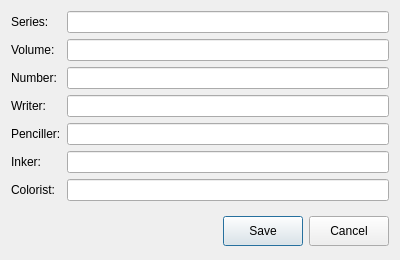
First picture: the form in gui/MetaEditor.ui, repository ciromattia/kcc, before the edit.
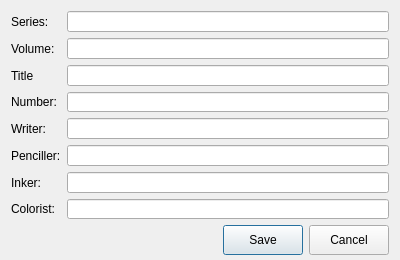
Second picture: the form after the edit. Icons and pictures are not drawn.

Commit message: Add Title field to Metadata editor

The edit to the form file:
```diff
--- a/gui/MetaEditor.ui
+++ b/gui/MetaEditor.ui
@@ -62,56 +62,66 @@
       <item row="1" column="1">
        <widget class="QLineEdit" name="volumeLine"/>
       </item>
-      <item row="2" column="0">
+      <item row="3" column="0">
        <widget class="QLabel" name="label_3">
         <property name="text">
          <string>Number:</string>
         </property>
        </widget>
       </item>
-      <item row="2" column="1">
+      <item row="3" column="1">
        <widget class="QLineEdit" name="numberLine"/>
       </item>
-      <item row="3" column="0">
+      <item row="4" column="0">
        <widget class="QLabel" name="label_4">
         <property name="text">
          <string>Writer:</string>
         </property>
        </widget>
       </item>
-      <item row="3" column="1">
+      <item row="4" column="1">
        <widget class="QLineEdit" name="writerLine"/>
       </item>
-      <item row="4" column="0">
+      <item row="5" column="0">
        <widget class="QLabel" name="label_5">
         <property name="text">
          <string>Penciller:</string>
         </property>
        </widget>
       </item>
-      <item row="4" column="1">
+      <item row="5" column="1">
        <widget class="QLineEdit" name="pencillerLine"/>
       </item>
-      <item row="5" column="0">
+      <item row="6" column="0">
        <widget class="QLabel" name="label_6">
         <property name="text">
          <string>Inker:</string>
         </property>
        </widget>
       </item>
-      <item row="5" column="1">
+      <item row="6" column="1">
        <widget class="QLineEdit" name="inkerLine"/>
       </item>
-      <item row="6" column="0">
+      <item row="7" column="0">
        <widget class="QLabel" name="label_7">
         <property name="text">
          <string>Colorist:</string>
         </property>
        </widget>
       </item>
-      <item row="6" column="1">
+      <item row="7" column="1">
        <widget class="QLineEdit" name="coloristLine"/>
       </item>
+      <item row="2" column="0">
+       <widget class="QLabel" name="label_8">
+        <property name="text">
+         <string>Title</string>
+        </property>
+       </widget>
+      </item>
+      <item row="2" column="1">
+       <widget class="QLineEdit" name="titleLine"/>
+      </item>
      </layout>
     </widget>
    </item>
```
The commit also changes 3 other files.
